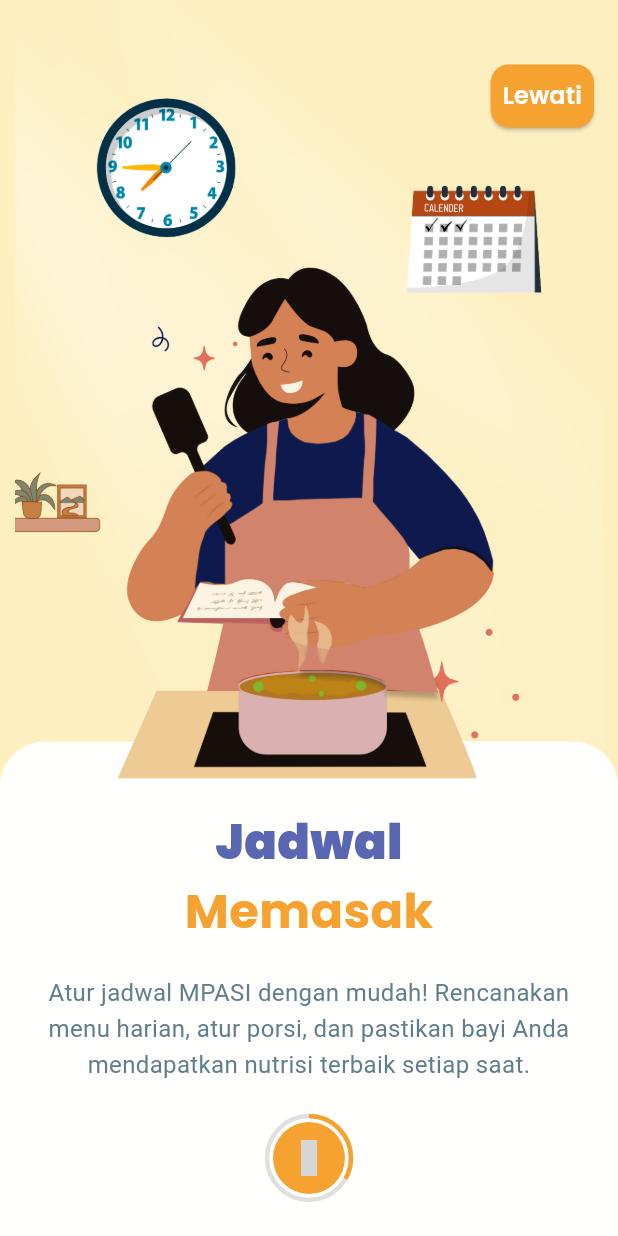
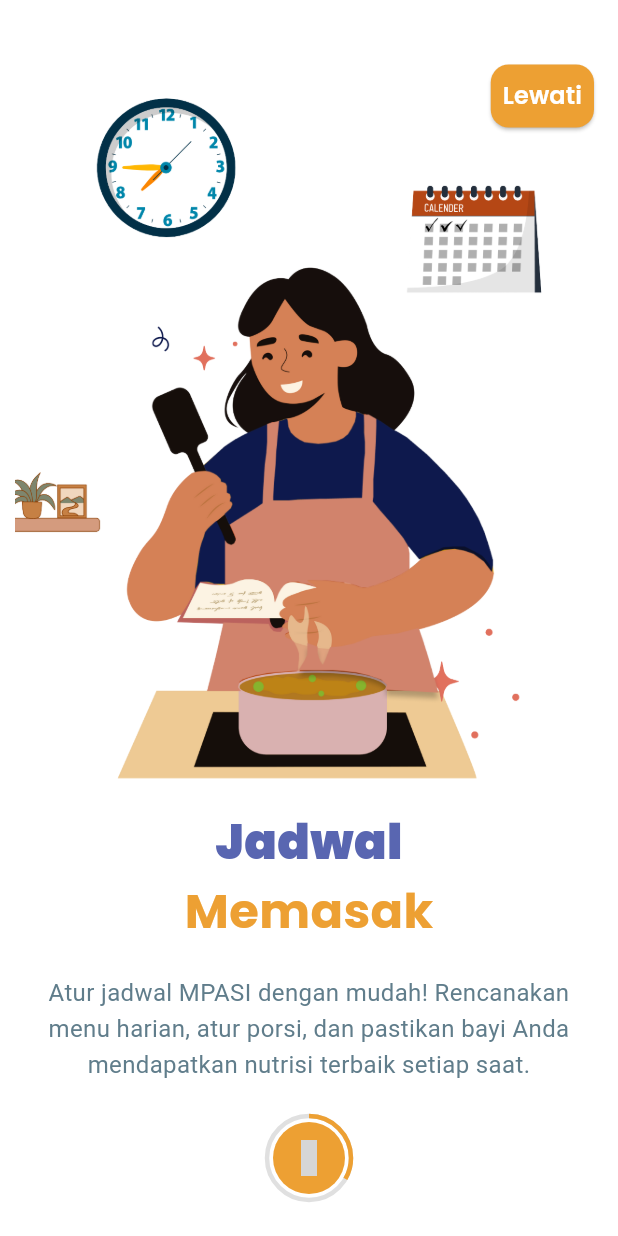
Before and after one commit to rian1504/NutriMPASI-Mobile, a Flutter app: the screen it shows after launch, on a phone screen of 412 x 824 dp. Run offline on Flutter 3.47's test engine with Material 3 defaults, Android fonts, the phone set to English and light mode, and no system bars; our stand-ins replace curved_navigation_bar, material_symbols_icons; Roboto replaces fonts that are missing (TTInterphases); statements that could not run were skipped; grey boxes are pictures that could not be loaded.

Commit message:
feat(colors): update primary color and enhance color palette

```diff
--- a/lib/constants/colors.dart
+++ b/lib/constants/colors.dart
@@ -2,15 +2,17 @@ import 'package:flutter/material.dart';
 
 class AppColors {
   // Primary color
-  static const Color primary = Color(0xFFF6A230);
+  static const Color primary = Color(0xFFEDA033);
 
   // Secondary color
   static const Color secondary = Color(0xFF5966B1);
 
   // Color pallete
   static const Color buff = Color(0xFFF3D58D);
-  static const Color background = Color(0xFFFFFFFD);
-  static const Color backgroundOnboarding = Color(0xFFFDEFC0);
+  static const Color white = Color(0xFFFFFFFD);
+  static const Color porcelain = Color(0xFFFDEFC0);
+  static const Color offWhite = Color(0xFFFBF5E6);
+  static const Color cream = Color(0xFFEBDDC5);
 
   // Text color
   static const Color textGrey = Colors.blueGrey;
```
